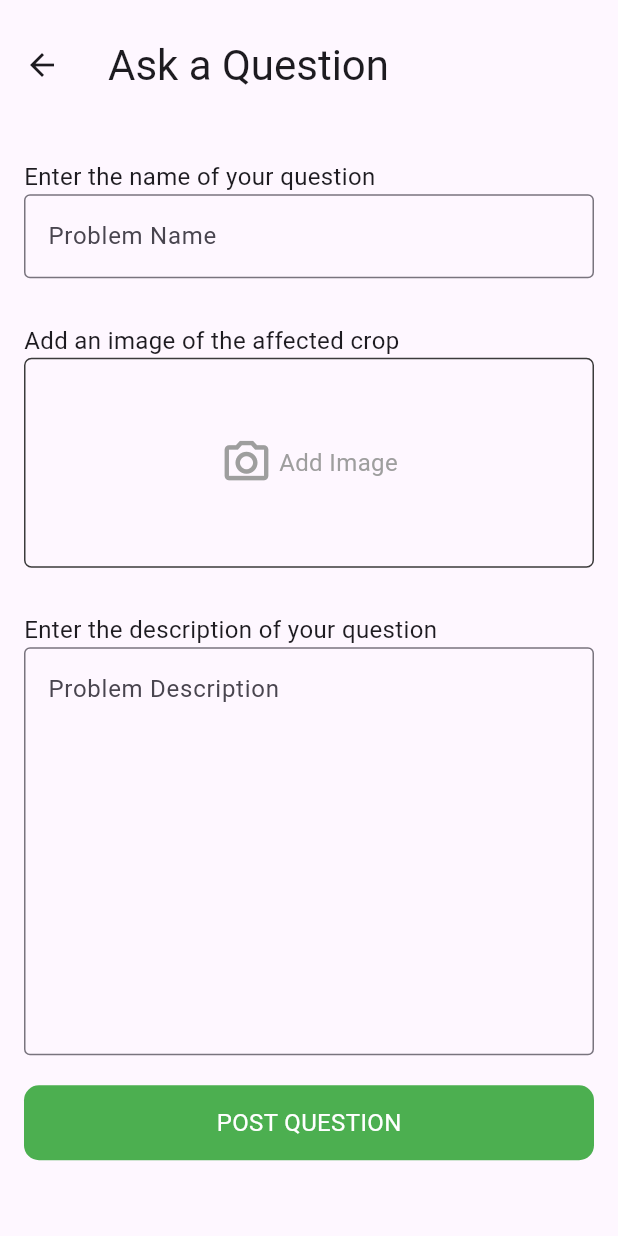
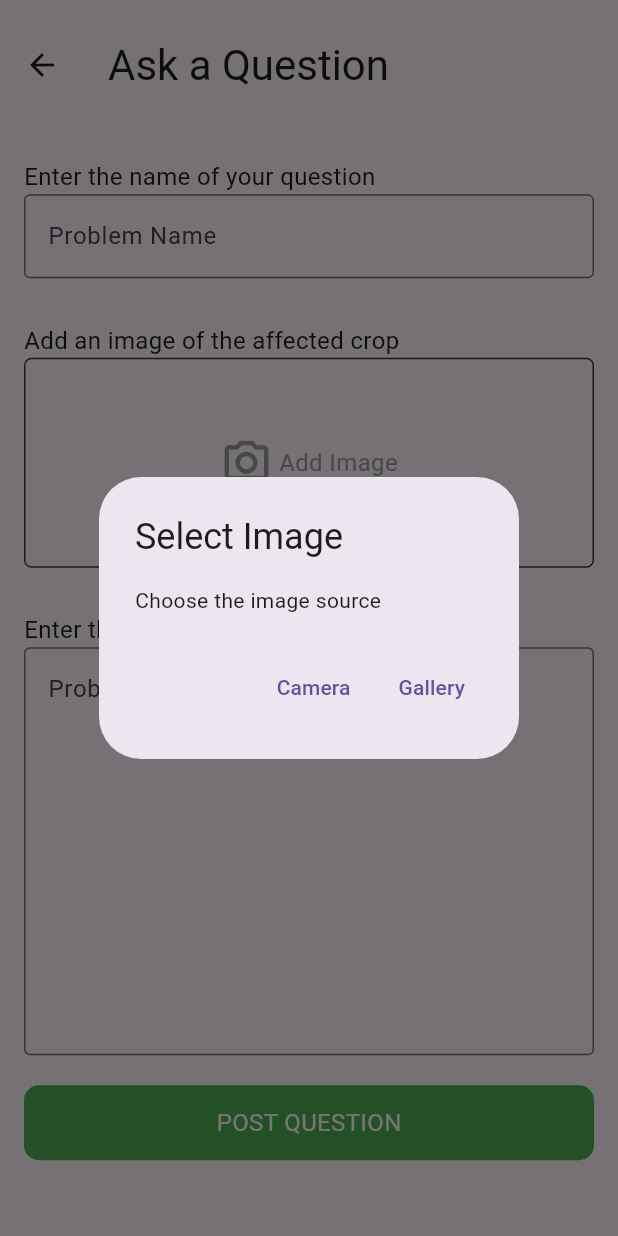
Before and after one commit to siddhesh12323/sih_prototype, a Flutter app: the FarmerAskPage screen opened by its route, after a tap on "Add Image", on a phone screen of 412 x 824 dp. Run offline on Flutter 3.47's test engine with Material 2 defaults, Android fonts, the light colour scheme and no system bars; our stand-ins replace image_picker.

Commit message:
commit 3

```diff
--- a/lib/presentation/routes/routes.dart
+++ b/lib/presentation/routes/routes.dart
@@ -4,6 +4,7 @@ import 'package:sih_prototype/screens/farmer_ask_page.dart';
 import 'package:sih_prototype/screens/farmer_home.dart';
 import 'package:sih_prototype/screens/farmer_post_success_page.dart';
 import 'package:sih_prototype/screens/farmer_question_page.dart';
+import 'package:sih_prototype/screens/profile_screen.dart';
 
 import '../../screens/login_screen.dart';
 import '../../screens/signup_screen.dart';
@@ -25,6 +26,8 @@ class AppRouter {
         return MaterialPageRoute(builder: (_) => const FarmerAskPage());
       case '/postsuccesspage':
         return MaterialPageRoute(builder: (_) => const PostSuccessPage());
+      case '/profilepage':
+        return MaterialPageRoute(builder: (_) => const ProfileScreen());
       default:
         return MaterialPageRoute(builder: (_) => const LoginScreen());
     }
--- a/lib/screens/farmer_ask_page.dart
+++ b/lib/screens/farmer_ask_page.dart
@@ -1,4 +1,7 @@
+import 'dart:io';
+
 import 'package:flutter/material.dart';
+import 'package:image_picker/image_picker.dart';
 import 'package:sih_prototype/screens/sizedbox.dart';
 
 class FarmerAskPage extends StatefulWidget {
@@ -11,6 +14,7 @@ class FarmerAskPage extends StatefulWidget {
 class _FarmerAskPageState extends State<FarmerAskPage> {
   TextEditingController _problemNameController = TextEditingController();
   TextEditingController _problemDescriptionController = TextEditingController();
+  File? _selectedImage;
   @override
   Widget build(BuildContext context) {
     return Scaffold(
@@ -46,7 +50,9 @@ class _FarmerAskPageState extends State<FarmerAskPage> {
                   style: TextStyle(fontSize: 16),
                 ),
                 InkWell(
-                    onTap: () {},
+                    onTap: () {
+                      showdialog(context);
+                    },
                     child: Container(
                       width: MediaQuery.of(context).size.width - 32,
                       height: 140,
@@ -55,7 +61,9 @@ class _FarmerAskPageState extends State<FarmerAskPage> {
                         border:
                             Border.all(color: Color.fromARGB(255, 59, 59, 59)),
                       ),
-                      child: Center(
+                      child: _selectedImage != null
+                          ? Image.file(_selectedImage!)
+                          : Center(
                               child: Row(
                                 mainAxisAlignment: MainAxisAlignment.center,
                                 children: [
@@ -116,4 +124,40 @@ class _FarmerAskPageState extends State<FarmerAskPage> {
       ),
     );
   }
+
+  Future _pickImageFromGallery(ImageSource source) async {
+    final pickedFile = await ImagePicker().pickImage(source: source);
+    if (pickedFile != null) {
+      setState(() {
+        _selectedImage = File(pickedFile.path);
+      });
+    } else {
+      return;
     }
+  }
+
+  Future showdialog(BuildContext context) async {
+    return showDialog(
+        context: context,
+        builder: (context) {
+          return AlertDialog(
+            title: Text('Select Image'),
+            content: Text('Choose the image source'),
+            actions: [
+              TextButton(
+                  onPressed: () {
+                    _pickImageFromGallery(ImageSource.camera);
+                    Navigator.pop(context);
+                  },
+                  child: Text('Camera')),
+              TextButton(
+                  onPressed: () {
+                    _pickImageFromGallery(ImageSource.gallery);
+                    Navigator.pop(context);
+                  },
+                  child: Text('Gallery')),
+            ],
+          );
+        });
+  }
+}
```
Also changed, not shown: lib/screens/expert_home.dart (+10 -5 lines), lib/screens/farmer_home.dart (+10 -5 lines), lib/screens/profile_screen.dart (added, +92 -0 lines), pubspec.yaml (+5 -3 lines), l10n.yaml (added), lib/l10n/app_en.arb (added), lib/l10n/l10n.dart (added), pubspec.lock, 6 other files. Lines whose indentation alone changed are shown as unchanged.
